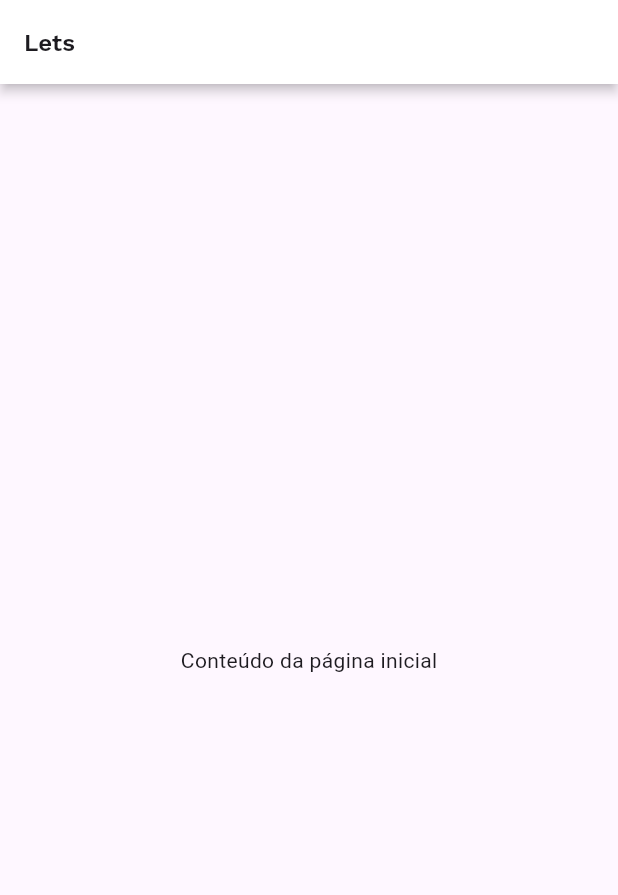
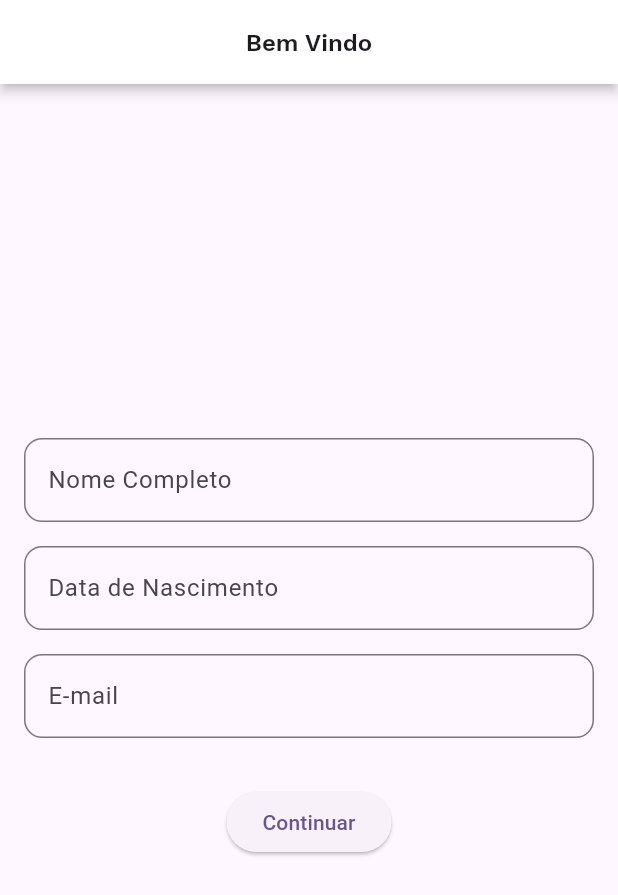
Before and after one commit to Rafael-Parola/app_flutter, a Flutter app: the screen it shows after launch, on a phone screen of 412 x 824 dp. Shown: the top 895 px of the screen. Run offline on Flutter 3.47's test engine with Material 3 defaults, Android fonts, the phone set to English and light mode, and no system bars; our stand-ins replace google_fonts.

Commit message:
beginning of development

```diff
--- a/lib/app/features/home/home_page.dart
+++ b/lib/app/features/home/home_page.dart
@@ -9,7 +9,7 @@ class HomePage extends StatelessWidget {
   Widget build(BuildContext context) {
     return Scaffold(
      appBar: CustomAppBar(
-          title: 'Lets',
+          title: 'Agenda de medicamentos',
           centerTitle: false,
           actions: [
             Padding(
--- /dev/null
+++ b/lib/app/features/initial_page/cad_page.dart
@@ -0,0 +1,120 @@
+import 'package:app_flutter/app/features/home/home_page.dart';
+import 'package:flutter/material.dart';
+import '../../widget/colors/colors.dart';
+import '../../widget/custom_alert_dialog/custom_alert_dialog.dart';
+import '../../widget/custom_text/custom_text.dart';
+import '../../widget/cutom_app_bar/custom_app_bar.dart';
+import '../../widget/spaces/resizer.dart';
+
+class RegisterPage extends StatefulWidget {
+  const RegisterPage({super.key});
+
+  @override
+  // ignore: library_private_types_in_public_api
+  _RegisterPageState createState() => _RegisterPageState();
+}
+
+class _RegisterPageState extends State<RegisterPage> {
+  final _formKey = GlobalKey<FormState>();
+  final TextEditingController _nomeController = TextEditingController();
+  final TextEditingController _dataController = TextEditingController();
+  final TextEditingController _emailController = TextEditingController();
+
+  @override
+  Widget build(BuildContext context) {
+    return Scaffold(
+      appBar: CustomAppBar(
+        title: 'Bem Vindo',
+        centerTitle: true,
+        actions: [
+          Padding(
+            padding: EdgeInsets.symmetric(
+              horizontal: Resizer.relativeWidth(context, 4),
+            ),
+          ),
+        ],
+      ),
+      body: Center(
+        child: SingleChildScrollView(
+          child: Padding(
+            padding: const EdgeInsets.all(16.0),
+            child: Form(
+              key: _formKey,
+              child: Column(
+                mainAxisAlignment: MainAxisAlignment.center,
+                crossAxisAlignment: CrossAxisAlignment.center,
+                children: <Widget>[
+                  CustomTextField(
+                    controller: _nomeController,
+                    labelText: 'Nome Completo',
+                    validator: (value) {
+                      if (value == null || value.isEmpty) {
+                        return 'Por favor, insira o nome completo.';
+                      }
+                      return null;
+                    },
+                  ),
+                  SizedBox(height: 16),
+                  CustomTextField(
+                    controller: _dataController,
+                    labelText: 'Data de Nascimento',
+                    hintText: 'DD/MM/AAAA',
+                    keyboardType: TextInputType.datetime,
+                    validator: (value) {
+                      if (value == null || value.isEmpty) {
+                        return 'Por favor, insira a data de nascimento.';
+                      }
+                      return null;
+                    },
+                  ),
+                  SizedBox(height: 16),
+                  CustomTextField(
+                    controller: _emailController,
+                    labelText: 'E-mail',
+                    keyboardType: TextInputType.emailAddress,
+                    validator: (value) {
+                      if (value == null || value.isEmpty) {
+                        return 'Por favor, insira o e-mail.';
+                      } else if (!RegExp(r'^[a-zA-Z0-9._%+-]+@[a-zA-Z0-9.-]+\.[a-zA-Z]{2,}$').hasMatch(value)) {
+                        return 'Por favor, insira um e-mail válido.';
+                      }
+                      return null;
+                    },
+                  ),
+                  SizedBox(height: 16),
+                  Padding(
+                    padding: const EdgeInsets.symmetric(vertical: 16.0),
+                    child: ElevatedButton(
+                          onPressed: () {
+                        if (_formKey.currentState?.validate() ?? false) {
+                          OverlayEntry overlayEntry;
+                          overlayEntry = OverlayEntry(
+                            builder: (context) => CustomAlertDialog(
+                              message: "Cadastro realizado com sucesso \n Você sera redirecionado em instantes",
+                              backgroundColor: CustomColors.green,
+                              textColor: CustomColors.white,
+                              duration: 5,
+                              onDismiss: () {
+
+                                Navigator.pushReplacement(
+                                  context,
+                                  MaterialPageRoute(builder: (context) => HomePage()),
+                                );
+                              },
+                            ),
+                          );
+                          Overlay.of(context).insert(overlayEntry);
+                        }
+                      },
+                      child: Text('Continuar'),
+                    ),
+                  ),
+                ],
+              ),
+            ),
+          ),
+        ),
+      ),
+    );
+  }
+}
--- /dev/null
+++ b/lib/app/widget/custom_text/custom_text.dart
@@ -0,0 +1,38 @@
+import 'package:flutter/material.dart';
+
+class CustomTextField extends StatelessWidget {
+  final TextEditingController controller;
+  final String labelText;
+  final String? hintText;
+  final TextInputType keyboardType;
+  final String? Function(String?)? validator;
+
+  const CustomTextField({
+    super.key,
+    required this.controller,
+    required this.labelText,
+    this.hintText,
+    this.keyboardType = TextInputType.text,
+    this.validator,
+  });
+
+  @override
+  Widget build(BuildContext context) {
+    return TextFormField(
+      controller: controller,
+      keyboardType: keyboardType,
+      decoration: InputDecoration(
+        labelText: labelText,
+        hintText: hintText,
+        border: OutlineInputBorder(
+          borderRadius: BorderRadius.circular(12.0),
+        ),
+        focusedBorder: OutlineInputBorder(
+          borderRadius: BorderRadius.circular(12.0),
+          borderSide: BorderSide(color: Colors.blue),
+        ),
+      ),
+      validator: validator,
+    );
+  }
+}
--- a/pubspec.yaml
+++ b/pubspec.yaml
@@ -17,6 +17,7 @@ dependencies:
   cupertino_icons: ^1.0.8
   flutter_svg: ^2.0.17
   google_fonts: ^6.2.1
+  flutter_native_splash: ^2.4.4
 
 dev_dependencies:
   flutter_test:
```
Also changed, not shown: lib/app/features/splash_page/splash_screen.dart (+3 -4 lines), lib/app/widget/custom_alert_dialog/custom_alert_dialog.dart (added, +150 -0 lines), pubspec.lock, 1 other file.
